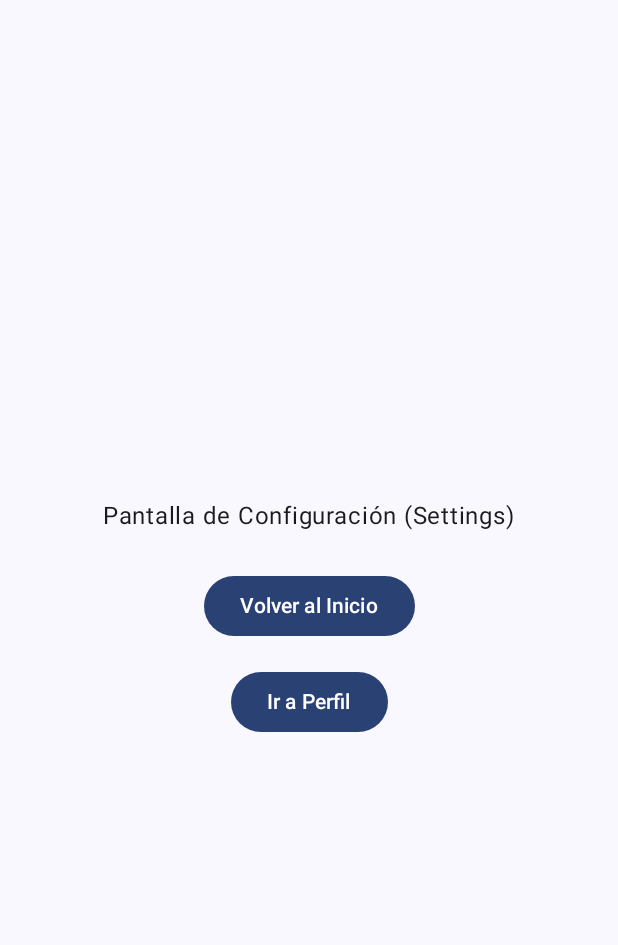
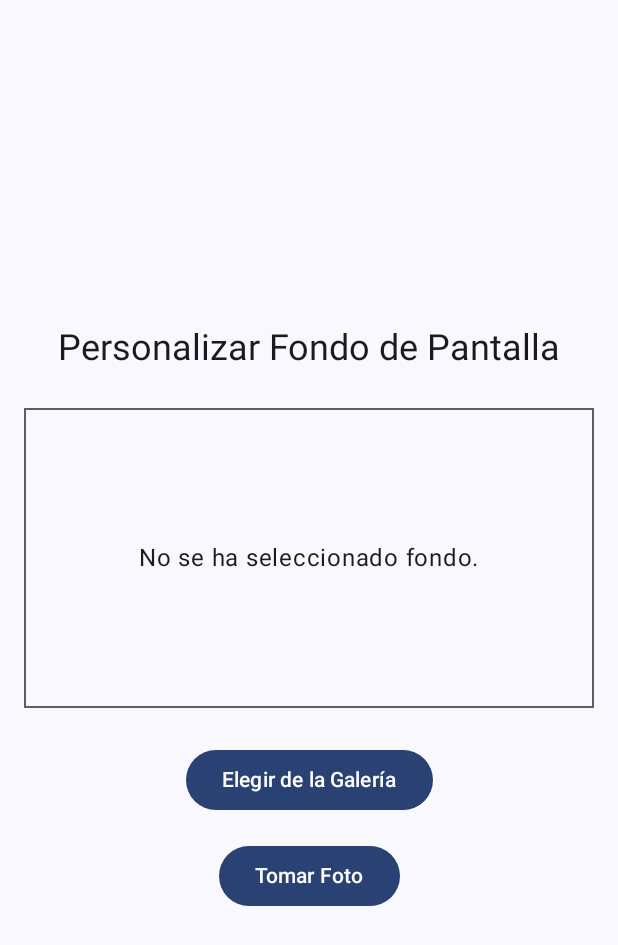
Before and after one commit to alfr-alvarz/proyecto-moviles, an Android app built with Jetpack Compose: the SettingsScreen screen opened through its navigation route, on a phone screen of 412 x 824 dp. Shown: the top 945 px of the screen. Run offline under Robolectric (Android 15) with nearby library versions, the phone set to English and light mode, and no system bars; our stand-ins replace Room's generated code; pictures from the network do not load; 1 statement that could not run was skipped.

Commit message:
feat: Galeria + Camara en Settings

```diff
--- a/app/build.gradle.kts
+++ b/app/build.gradle.kts
@@ -60,6 +60,10 @@ dependencies {
     val room_version = "2.6.1"
     val retrofit_version = "2.9.0"
     val moshi_version = "1.15.1"
+    val datastore_version = "1.0.0"
+
+    // --- Almacenamiento Local (DataStore) ---
+    implementation("androidx.datastore:datastore-preferences:$datastore_version")
 
     // --- Base de Datos (Room) ---
     implementation("androidx.room:room-runtime:$room_version")
@@ -90,6 +94,7 @@ dependencies {
     implementation("androidx.compose.ui:ui-tooling-preview")
     implementation("androidx.compose.material3:material3")
     implementation("androidx.compose.material3:material3-window-size-class")
+    implementation("io.coil-kt:coil-compose:2.5.0") // Para AsyncImage
 
     // --- Navegación y Lifecycle ---
     implementation("androidx.navigation:navigation-compose:2.7.7")
--- a/app/src/main/AndroidManifest.xml
+++ b/app/src/main/AndroidManifest.xml
@@ -3,6 +3,11 @@
     xmlns:tools="http://schemas.android.com/tools">
 
     <uses-permission android:name="android.permission.INTERNET" />
+    <uses-permission android:name="android.permission.CAMERA" />
+
+    <uses-feature
+        android:name="android.hardware.camera"
+        android:required="false" />
 
     <application
         android:allowBackup="true"
--- /dev/null
+++ b/app/src/main/java/com/example/tiendaguaumiau/data/repository/PreferencesRepository.kt
@@ -0,0 +1,37 @@
+package com.example.tiendaguaumiau.data.repository
+
+import android.content.Context
+import androidx.datastore.core.DataStore
+import androidx.datastore.preferences.core.Preferences
+import androidx.datastore.preferences.core.edit
+import androidx.datastore.preferences.core.stringPreferencesKey
+import androidx.datastore.preferences.preferencesDataStore
+import kotlinx.coroutines.flow.Flow
+import kotlinx.coroutines.flow.map
+
+// Extensión para crear una instancia de DataStore a nivel de aplicación.
+private val Context.dataStore: DataStore<Preferences> by preferencesDataStore(name = "settings")
+
+class PreferencesRepository(private val context: Context) {
+
+    // Clave para guardar la URI del fondo de pantalla como un String.
+    private val backgroundImageKey = stringPreferencesKey("background_image_uri")
+
+    /**
+     * Flow que emite la URI del fondo de pantalla guardada cada vez que cambia.
+     */
+    val backgroundImageUri: Flow<String?> = context.dataStore.data
+        .map { preferences ->
+            preferences[backgroundImageKey]
+        }
+
+    /**
+     * Guarda la URI de la imagen de fondo.
+     * @param uriString La URI de la imagen convertida a String.
+     */
+    suspend fun saveBackgroundImageUri(uriString: String) {
+        context.dataStore.edit {
+            it[backgroundImageKey] = uriString
+        }
+    }
+}
--- a/app/src/main/java/com/example/tiendaguaumiau/ui/screens/LoginScreen.kt
+++ b/app/src/main/java/com/example/tiendaguaumiau/ui/screens/LoginScreen.kt
@@ -1,6 +1,8 @@
 package com.example.tiendaguaumiau.ui.screens
 
+import androidx.compose.foundation.background
 import androidx.compose.foundation.layout.Arrangement
+import androidx.compose.foundation.layout.Box
 import androidx.compose.foundation.layout.Column
 import androidx.compose.foundation.layout.Spacer
 import androidx.compose.foundation.layout.fillMaxSize
@@ -25,21 +27,25 @@ import androidx.compose.runtime.remember
 import androidx.compose.runtime.setValue
 import androidx.compose.ui.Alignment
 import androidx.compose.ui.Modifier
+import androidx.compose.ui.graphics.Color
+import androidx.compose.ui.layout.ContentScale
 import androidx.compose.ui.text.input.PasswordVisualTransformation
 import androidx.compose.ui.unit.dp
 import androidx.navigation.NavController
+import coil.compose.AsyncImage
 import com.example.tiendaguaumiau.viewmodel.MainViewModel
 
 @OptIn(ExperimentalMaterial3Api::class)
 @Composable
 fun LoginScreen(
-    navController: NavController, // Kept for other potential navigations
+    navController: NavController,
     viewModel: MainViewModel
 ) {
     var email by remember { mutableStateOf("") }
     var password by remember { mutableStateOf("") }
 
     val error by viewModel.errorState.collectAsState()
+    val backgroundImageUri by viewModel.backgroundImageUri.collectAsState()
     val snackbarHostState = remember { SnackbarHostState() }
 
     LaunchedEffect(error) {
@@ -49,21 +55,39 @@ fun LoginScreen(
         }
     }
 
+    val hasBackgroundImage = backgroundImageUri != null
+    val contentColor = if (hasBackgroundImage) Color.White else Color.Unspecified
+    val scaffoldColor = if (hasBackgroundImage) Color.Transparent else MaterialTheme.colorScheme.background
+    val scrimModifier = if (hasBackgroundImage) Modifier.background(Color.Black.copy(alpha = 0.3f)) else Modifier
+
+    Box(modifier = Modifier.fillMaxSize()) {
+        if (hasBackgroundImage) {
+            AsyncImage(
+                model = backgroundImageUri,
+                contentDescription = "Fondo de pantalla",
+                modifier = Modifier.fillMaxSize(),
+                contentScale = ContentScale.Crop
+            )
+        }
+
         Scaffold(
-        snackbarHost = { SnackbarHost(hostState = snackbarHostState) }
+            snackbarHost = { SnackbarHost(hostState = snackbarHostState) },
+            containerColor = scaffoldColor
         ) { paddingValues ->
             Column(
                 modifier = Modifier
                     .fillMaxSize()
                     .padding(paddingValues)
-                .padding(16.dp),
+                    .padding(16.dp)
+                    .then(scrimModifier),
                 verticalArrangement = Arrangement.Center,
                 horizontalAlignment = Alignment.CenterHorizontally
             ) {
                 Text(
                     text = "GUAU&MIAU",
                     style = MaterialTheme.typography.headlineLarge,
-                modifier = Modifier.padding(bottom = 32.dp)
+                    modifier = Modifier.padding(bottom = 32.dp),
+                    color = contentColor
                 )
 
                 OutlinedTextField(
@@ -88,29 +112,23 @@ fun LoginScreen(
                 Spacer(modifier = Modifier.height(32.dp))
 
                 Button(
-                onClick = {
-                    viewModel.login(email, password)
-                },
+                    onClick = { viewModel.login(email, password) },
                     modifier = Modifier.fillMaxWidth()
                 ) {
                     Text("Iniciar Sesión")
                 }
 
-            TextButton(
-                onClick = {
-                    viewModel.navigateToRegister()
-                }
-            ) {
-                Text("¿No tienes cuenta? Regístrate")
+                TextButton(onClick = { viewModel.navigateToRegister() }) {
+                    Text("¿No tienes cuenta? Regístrate", color = contentColor)
                 }
 
-            // Botón para el login de invitado
                 TextButton(
                     onClick = { viewModel.loginComoInvitado() },
                     modifier = Modifier.padding(top = 8.dp)
                 ) {
-                Text("Entrar como Invitado (Demo)")
+                    Text("Entrar como Invitado (Demo)", color = contentColor)
                 }
             }
         }
     }
+}
--- a/app/src/main/java/com/example/tiendaguaumiau/ui/screens/SettingsScreen.kt
+++ b/app/src/main/java/com/example/tiendaguaumiau/ui/screens/SettingsScreen.kt
@@ -1,53 +1,127 @@
 package com.example.tiendaguaumiau.ui.screens
 
+import android.Manifest
+import android.content.Context
+import android.net.Uri
+import androidx.activity.compose.rememberLauncherForActivityResult
+import androidx.activity.result.contract.ActivityResultContracts
+import androidx.compose.foundation.border
 import androidx.compose.foundation.layout.Arrangement
+import androidx.compose.foundation.layout.Box
 import androidx.compose.foundation.layout.Column
 import androidx.compose.foundation.layout.Spacer
 import androidx.compose.foundation.layout.fillMaxSize
+import androidx.compose.foundation.layout.fillMaxWidth
 import androidx.compose.foundation.layout.height
 import androidx.compose.foundation.layout.padding
 import androidx.compose.material3.Button
+import androidx.compose.material3.MaterialTheme
 import androidx.compose.material3.Text
 import androidx.compose.runtime.Composable
+import androidx.compose.runtime.collectAsState
+import androidx.compose.runtime.getValue
+import androidx.compose.runtime.mutableStateOf
+import androidx.compose.runtime.remember
+import androidx.compose.runtime.setValue
 import androidx.compose.ui.Alignment
 import androidx.compose.ui.Modifier
+import androidx.compose.ui.layout.ContentScale
+import androidx.compose.ui.platform.LocalContext
 import androidx.compose.ui.unit.dp
+import androidx.core.content.FileProvider
 import androidx.navigation.NavController
-import com.example.tiendaguaumiau.navigation.Screen
+import coil.compose.AsyncImage
 import com.example.tiendaguaumiau.viewmodel.MainViewModel
+import java.util.Objects
 
 @Composable
 fun SettingsScreen(
     navController: NavController,
     viewModel: MainViewModel
 ) {
-    Column (
+    val backgroundImageUri by viewModel.backgroundImageUri.collectAsState()
+    val context = LocalContext.current
+    var tempImageUri by remember { mutableStateOf<Uri?>(null) }
+
+    val galleryLauncher = rememberLauncherForActivityResult(
+        contract = ActivityResultContracts.GetContent(),
+        onResult = { uri ->
+            uri?.let { viewModel.saveBackgroundImage(it) }
+        }
+    )
+
+    val cameraLauncher = rememberLauncherForActivityResult(
+        contract = ActivityResultContracts.TakePicture(),
+        onResult = { success ->
+            if (success) {
+                tempImageUri?.let { viewModel.saveBackgroundImage(it) }
+            }
+        }
+    )
+
+    val cameraPermissionLauncher = rememberLauncherForActivityResult(
+        contract = ActivityResultContracts.RequestPermission(),
+        onResult = { isGranted ->
+            if (isGranted) {
+                tempImageUri = createImageUri(context)
+                cameraLauncher.launch(tempImageUri)
+            } else {
+                // Manejar la denegación del permiso, por ejemplo, con un Snackbar.
+            }
+        }
+    )
+
+    Column(
         modifier = Modifier
             .fillMaxSize()
             .padding(16.dp),
-        verticalArrangement = Arrangement.Center,
-        horizontalAlignment = Alignment.CenterHorizontally
+        horizontalAlignment = Alignment.CenterHorizontally,
+        verticalArrangement = Arrangement.Center
     ) {
-        Text(text = "Pantalla de Configuración (Settings)")
+        Text(text = "Personalizar Fondo de Pantalla", style = MaterialTheme.typography.headlineSmall)
+        Spacer(modifier = Modifier.height(24.dp))
+
+        // Vista previa de la imagen de fondo
+        if (backgroundImageUri != null) {
+            AsyncImage(
+                model = backgroundImageUri,
+                contentDescription = "Fondo de pantalla actual",
+                modifier = Modifier
+                    .fillMaxWidth()
+                    .height(200.dp),
+                contentScale = ContentScale.Crop
+            )
+        } else {
+            Box(
+                modifier = Modifier
+                    .fillMaxWidth()
+                    .height(200.dp)
+                    .border(1.dp, MaterialTheme.colorScheme.outline),
+                contentAlignment = Alignment.Center
+            ) {
+                Text("No se ha seleccionado fondo.")
+            }
+        }
 
         Spacer(modifier = Modifier.height(24.dp))
 
-        Button(
-            onClick = {
-                viewModel.navigateToScreen(Screen.Home)
-            }
-        ) {
-            Text("Volver al Inicio")
+        Button(onClick = { galleryLauncher.launch("image/*") }) {
+            Text("Elegir de la Galería")
         }
 
         Spacer(modifier = Modifier.height(16.dp))
 
-        Button(
-            onClick = {
-                viewModel.navigateToScreen(Screen.Profile)
-            }
-        ) {
-            Text("Ir a Perfil")
+        Button(onClick = { cameraPermissionLauncher.launch(Manifest.permission.CAMERA) }) {
+            Text("Tomar Foto")
         }
     }
 }
+
+private fun createImageUri(context: Context): Uri {
+    val imageFile = context.filesDir.resolve("${System.currentTimeMillis()}_background.jpg")
+    return FileProvider.getUriForFile(
+        Objects.requireNonNull(context),
+        context.packageName + ".provider",
+        imageFile
+    )
+}
--- a/app/src/main/java/com/example/tiendaguaumiau/viewmodel/MainViewModel.kt
+++ b/app/src/main/java/com/example/tiendaguaumiau/viewmodel/MainViewModel.kt
@@ -1,10 +1,12 @@
 package com.example.tiendaguaumiau.viewmodel
 
+import android.net.Uri
 import androidx.lifecycle.ViewModel
 import androidx.lifecycle.viewModelScope
 import com.example.tiendaguaumiau.data.MascotaData
 import com.example.tiendaguaumiau.data.UsuarioConMascotas
 import com.example.tiendaguaumiau.data.network.MascotaRegistroDto
+import com.example.tiendaguaumiau.data.repository.PreferencesRepository
 import com.example.tiendaguaumiau.data.repository.UsuarioRepository
 import com.example.tiendaguaumiau.navigation.NavigationEvent
 import com.example.tiendaguaumiau.navigation.Screen
@@ -18,12 +20,15 @@ import kotlinx.coroutines.flow.asStateFlow
 import kotlinx.coroutines.flow.stateIn
 import kotlinx.coroutines.launch
 
-class MainViewModel(private val repository: UsuarioRepository) : ViewModel() {
+class MainViewModel(
+    private val usuarioRepository: UsuarioRepository,
+    private val preferencesRepository: PreferencesRepository
+) : ViewModel() {
 
     private val _navigationEvents = MutableSharedFlow<NavigationEvent>()
     val navigationEvents: SharedFlow<NavigationEvent> = _navigationEvents.asSharedFlow()
 
-    val usuariosConMascotas: StateFlow<List<UsuarioConMascotas>> = repository.usuariosConMascotas
+    val usuariosConMascotas: StateFlow<List<UsuarioConMascotas>> = usuarioRepository.usuariosConMascotas
         .stateIn(viewModelScope, SharingStarted.WhileSubscribed(5000), emptyList())
 
     private val _errorState = MutableStateFlow<String?>(null)
@@ -32,14 +37,17 @@ class MainViewModel(private val repository: UsuarioRepository) : ViewModel() {
     private val _loggedInUser = MutableStateFlow<UsuarioConMascotas?>(null)
     val loggedInUser: StateFlow<UsuarioConMascotas?> = _loggedInUser.asStateFlow()
 
+    // Flow para el fondo de pantalla que lee desde DataStore.
+    val backgroundImageUri: StateFlow<String?> = preferencesRepository.backgroundImageUri
+        .stateIn(viewModelScope, SharingStarted.WhileSubscribed(5000), null)
+
     init {
         sincronizarDatos()
     }
 
     fun sincronizarDatos() {
         viewModelScope.launch {
-            val result = repository.actualizarDatosLocales()
-            result.onFailure {
+            usuarioRepository.actualizarDatosLocales().onFailure {
                 _errorState.value = "Error de sincronización: ${it.message}"
             }
         }
@@ -47,7 +55,7 @@ class MainViewModel(private val repository: UsuarioRepository) : ViewModel() {
 
     fun login(correo: String, contrasena: String) {
         viewModelScope.launch {
-            val result = repository.login(correo, contrasena)
+            val result = usuarioRepository.login(correo, contrasena)
             result.onSuccess {
                 _loggedInUser.value = it
                 _errorState.value = null
@@ -58,16 +66,15 @@ class MainViewModel(private val repository: UsuarioRepository) : ViewModel() {
         }
     }
 
-    // Nueva función para el login de demostración
     fun loginComoInvitado() {
         viewModelScope.launch {
-            val result = repository.loginComoInvitado()
+            val result = usuarioRepository.loginComoInvitado()
             result.onSuccess {
                 _loggedInUser.value = it
                 _errorState.value = null
                 navigateTo(Screen.Home, popupToRoute = Screen.Login, inclusive = true)
             }.onFailure {
-                _errorState.value = "No se pudo encontrar el usuario de ejemplo. Asegúrate de que la app tenga conexión la primera vez que se ejecuta."
+                _errorState.value = "No se pudo encontrar el usuario de ejemplo."
             }
         }
     }
@@ -75,7 +82,7 @@ class MainViewModel(private val repository: UsuarioRepository) : ViewModel() {
     fun register(nombre: String, correo: String, contrasena: String, telefono: String, mascotas: List<MascotaData>) {
         viewModelScope.launch {
             val mascotasDto = mascotas.map { MascotaRegistroDto(it.nombre, it.tipo) }
-            val result = repository.registrar(nombre, correo, contrasena, telefono, mascotasDto)
+            val result = usuarioRepository.registrar(nombre, correo, contrasena, telefono, mascotasDto)
             result.onSuccess {
                 _errorState.value = "Registro exitoso. Por favor, inicie sesión."
                 navigateTo(Screen.Login, popupToRoute = Screen.Register, inclusive = true)
@@ -88,6 +95,12 @@ class MainViewModel(private val repository: UsuarioRepository) : ViewModel() {
     fun logout() {
         _loggedInUser.value = null
         navigateTo(Screen.Login, popupToRoute = Screen.Home, inclusive = true, singleTop = true)
+    }
+
+    fun saveBackgroundImage(uri: Uri) {
+        viewModelScope.launch {
+            preferencesRepository.saveBackgroundImageUri(uri.toString())
+        }
     }
 
     fun navigateToRegister() {
--- a/app/src/main/java/com/example/tiendaguaumiau/viewmodel/ViewModelFactory.kt
+++ b/app/src/main/java/com/example/tiendaguaumiau/viewmodel/ViewModelFactory.kt
@@ -5,17 +5,20 @@ import androidx.lifecycle.ViewModel
 import androidx.lifecycle.ViewModelProvider
 import com.example.tiendaguaumiau.data.AppDatabase
 import com.example.tiendaguaumiau.data.network.RetrofitClient
+import com.example.tiendaguaumiau.data.repository.PreferencesRepository
 import com.example.tiendaguaumiau.data.repository.UsuarioRepository
 
 class ViewModelFactory(private val context: Context) : ViewModelProvider.Factory {
     override fun <T : ViewModel> create(modelClass: Class<T>): T {
         if (modelClass.isAssignableFrom(MainViewModel::class.java)) {
-            val repository = UsuarioRepository(
+            val usuarioRepository = UsuarioRepository(
                 apiService = RetrofitClient.instance,
                 db = AppDatabase.getInstance(context)
             )
+            val preferencesRepository = PreferencesRepository(context)
+
             @Suppress("UNCHECKED_CAST")
-            return MainViewModel(repository) as T
+            return MainViewModel(usuarioRepository, preferencesRepository) as T
         }
         throw IllegalArgumentException("Unknown ViewModel class")
     }
```
Also changed, not shown: app/src/main/java/com/example/tiendaguaumiau/data/MascotaData.kt (+10 -1 lines). Lines whose indentation alone changed are shown as unchanged.
